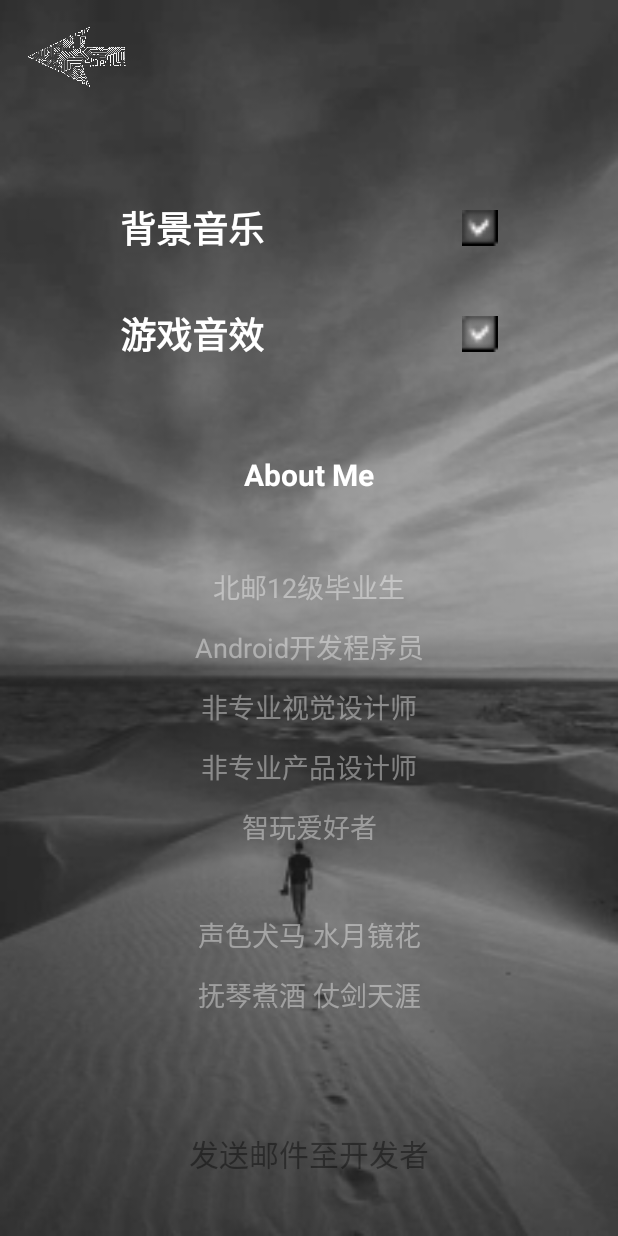
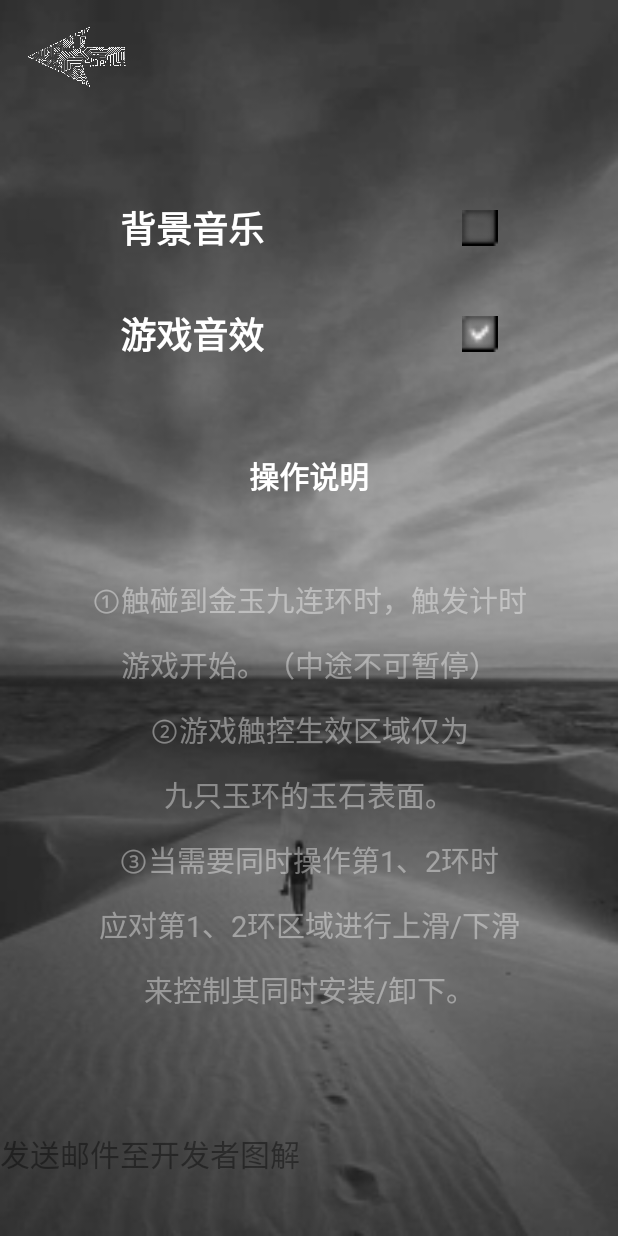
Before and after one commit to WinKawaks/Puzzle, an Android app: the SettingActivity screen opened directly, with no data from a screen before it, on a phone screen of 412 x 824 dp. Run offline under Robolectric (Android 15) with nearby library versions, the phone set to English and light mode, and no system bars; Roboto replaces fonts that are not available here; 2 statements that could not run were skipped.

Commit message:
文案添加。

```diff
--- a/app/build.gradle
+++ b/app/build.gradle
@@ -23,4 +23,5 @@ dependencies {
     compile fileTree(dir: 'libs', include: ['*.jar'])
     compile 'com.android.support:appcompat-v7:26.1.0'
     compile 'com.android.support.constraint:constraint-layout:1.0.2'
+    compile 'com.github.chrisbanes:PhotoView:2.1.3'
 }
--- a/app/src/main/AndroidManifest.xml
+++ b/app/src/main/AndroidManifest.xml
@@ -28,6 +28,9 @@
             android:screenOrientation="portrait" />
 
         <activity
+            android:name=".module.graph.GraphActivity"/>
+
+        <activity
             android:name=".module.game.GameActivity"
             android:screenOrientation="landscape" />
 
--- a/app/src/main/java/cn/xxx/winkawaks/puzzle/MainActivity.java
+++ b/app/src/main/java/cn/xxx/winkawaks/puzzle/MainActivity.java
@@ -19,7 +19,7 @@ public class MainActivity extends Activity {
         setContentView(R.layout.activity_main);
 
         SharedPreferences mSharedPreferences = getSharedPreferences("WinKawaks", Context.MODE_PRIVATE);
-        Boolean musicOn = mSharedPreferences.getBoolean("music", true);
+        Boolean musicOn = mSharedPreferences.getBoolean("music", false);
         if (musicOn) {
             Intent intent = new Intent(this, BGMService.class);
             startService(intent);
--- a/app/src/main/java/cn/xxx/winkawaks/puzzle/MyApplication.java
+++ b/app/src/main/java/cn/xxx/winkawaks/puzzle/MyApplication.java
@@ -34,7 +34,7 @@ public class MyApplication extends Application {
             public void onActivityResumed(Activity activity) {
                 activityFront++;
                 SharedPreferences mSharedPreferences = getSharedPreferences("WinKawaks", Context.MODE_PRIVATE);
-                Boolean musicOn = mSharedPreferences.getBoolean("music", true);
+                Boolean musicOn = mSharedPreferences.getBoolean("music", false);
                 if (activityFront > 0 && musicOn) {
                     Intent intent = new Intent(MyApplication.this, BGMService.class);
                     startService(intent);
--- a/app/src/main/java/cn/xxx/winkawaks/puzzle/module/setting/SettingActivity.java
+++ b/app/src/main/java/cn/xxx/winkawaks/puzzle/module/setting/SettingActivity.java
@@ -13,6 +13,7 @@ import android.widget.CompoundButton;
 import android.widget.TextView;
 import cn.xxx.winkawaks.puzzle.MyApplication;
 import cn.xxx.winkawaks.puzzle.R;
+import cn.xxx.winkawaks.puzzle.module.graph.GraphActivity;
 import cn.xxx.winkawaks.puzzle.module.sound.BGMService;
 import cn.xxx.winkawaks.puzzle.module.utils.LaunchEmailUtil;
 
@@ -26,6 +27,7 @@ public class SettingActivity extends Activity implements View.OnClickListener, C
     private CheckBox mCBMusic;
     private CheckBox mCBSound;
     private TextView mTVEmail;
+    private TextView mTVGraph;
     private Button mBtnBack;
 
     @Override
@@ -40,9 +42,10 @@ public class SettingActivity extends Activity implements View.OnClickListener, C
         mCBMusic = (CheckBox) findViewById(R.id.checkbox_music);
         mCBSound = (CheckBox) findViewById(R.id.checkbox_sound);
         mTVEmail = (TextView) findViewById(R.id.email);
+        mTVGraph = (TextView) findViewById(R.id.graph);
         mBtnBack = (Button) findViewById(R.id.btn_back);
         SharedPreferences mSharedPreferences = getSharedPreferences("WinKawaks", Context.MODE_PRIVATE);
-        Boolean musicOn = mSharedPreferences.getBoolean("music", true);
+        Boolean musicOn = mSharedPreferences.getBoolean("music", false);
         Boolean soundOn = mSharedPreferences.getBoolean("sound", true);
         mCBMusic.setChecked(musicOn);
         mCBSound.setChecked(soundOn);
@@ -50,6 +53,7 @@ public class SettingActivity extends Activity implements View.OnClickListener, C
 
     private void initListener() {
         mTVEmail.setOnClickListener(this);
+        mTVGraph.setOnClickListener(this);
         mBtnBack.setOnClickListener(this);
         mCBMusic.setOnCheckedChangeListener(this);
         mCBSound.setOnCheckedChangeListener(this);
@@ -60,6 +64,9 @@ public class SettingActivity extends Activity implements View.OnClickListener, C
         switch (v.getId()) {
             case R.id.email:
                 sendEmails();
+                break;
+            case R.id.graph:
+                startActivity(new Intent(this, GraphActivity.class));
                 break;
             case R.id.btn_back:
                 this.finish();
--- a/app/src/main/res/layout/activity_game.xml
+++ b/app/src/main/res/layout/activity_game.xml
@@ -2,6 +2,7 @@
 <android.support.constraint.ConstraintLayout xmlns:android="http://schemas.android.com/apk/res/android"
                                              xmlns:app="http://schemas.android.com/apk/res-auto"
                                              android:id="@+id/bg_game"
+                                             android:keepScreenOn="true"
                                              android:background="@mipmap/bg_game"
                                              android:layout_width="match_parent"
                                              android:layout_height="match_parent">
--- a/app/src/main/res/layout/activity_setting.xml
+++ b/app/src/main/res/layout/activity_setting.xml
@@ -96,7 +96,7 @@
         android:layout_height="wrap_content"
         android:text="@string/introduction"
         android:textColor="#66FFFFFF"
-        android:textSize="18dp"
+        android:textSize="19dp"
         android:lineSpacingMultiplier="1.5"
         android:gravity="center_horizontal"
         app:layout_constraintBottom_toBottomOf="parent"
@@ -114,8 +114,22 @@
         android:layout_height="wrap_content"
         app:layout_constraintBottom_toBottomOf="parent"
         app:layout_constraintLeft_toLeftOf="parent"
+        app:layout_constraintTop_toTopOf="parent"
+        app:layout_constraintVertical_bias="0.95"
+        app:layout_constraintEnd_toStartOf="@+id/graph"
+        android:layout_marginEnd="8dp"/>
+
+    <TextView
+        android:id="@+id/graph"
+        android:textColor="#66000000"
+        android:textSize="20dp"
+        android:text="@string/graph"
+        android:layout_width="wrap_content"
+        android:layout_height="wrap_content"
+        app:layout_constraintStart_toEndOf="@id/email"
+        app:layout_constraintBottom_toBottomOf="parent"
         app:layout_constraintRight_toRightOf="parent"
         app:layout_constraintTop_toTopOf="parent"
-        app:layout_constraintVertical_bias="0.95" />
+        app:layout_constraintVertical_bias="0.95"/>
 
 </android.support.constraint.ConstraintLayout>
--- a/app/src/main/res/values/strings.xml
+++ b/app/src/main/res/values/strings.xml
@@ -6,9 +6,10 @@
     <string name="setting">设置</string>
     <string name="record">记录</string>
     <string name="sound">游戏音效</string>
-    <string name="about_me">About Me</string>
-    <string name="introduction">北邮12级毕业生\nAndroid开发程序员\n非专业视觉设计师\n非专业产品设计师\n智玩爱好者\n\n声色犬马  水月镜花\n抚琴煮酒  仗剑天涯</string>
+    <string name="about_me">操作说明</string>
+    <string name="introduction">①触碰到金玉九连环时，触发计时\n游戏开始。（中途不可暂停）\n②游戏触控生效区域仅为\n九只玉环的玉石表面。\n③当需要同时操作第1、2环时\n应对第1、2环区域进行上滑/下滑\n来控制其同时安装/卸下。</string>
     <string name="email">发送邮件至开发者</string>
+    <string name="graph">图解</string>
     <string name="mail_support_feedback_to">547137393@qq.com</string>
     <string name="mail_support_feedback_subject">I\'ve something to tell you.</string>
     <string name="go_back">返回主菜单</string>
@@ -19,21 +20,20 @@
     <string name="confirm">确定</string>
     <string name="default_time">88:88.88</string>
     <string name="default_step">888</string>
-    <string name="time_title">破解用时为</string>
-    <string name="step_title">步数为</string>
     <string name="time_record">用时：</string>
     <string name="step_record">步数：</string>
     <string name="no_record">暂无任何记录</string>
     <string name="record_top_10">破解记录</string>
     <string name="challenge_success">挑战成功</string>
     <string name="challenge_failure">玉碎</string>
-    <string name="level_gold">【一贱封神】</string>
+    <string name="level_gold">【一键封神】</string>
     <string name="level_orange">【地表最强】</string>
     <string name="level_green">【老司机范】</string>
     <string name="level_purple">【霸气侧漏】</string>
     <string name="level_blue">【速解高手】</string>
     <string name="level_white">【老子不服】</string>
     <string name="level_grey">【新手上路】</string>
+    <string name="introduce">程序开发：文末\n九连环交流QQ群：386 552 50\n九连环  百度贴吧</string>
     <string name="story">相传在距今2000多年前的秦朝\n秦始皇嬴政在预先为自己所修建的帝陵中\n埋藏了一柄由能工巧匠精心打造的金玉九连环\n用其锁住一箱秦始皇最为看重的宝物\n而当猎奇者一旦触碰到这柄金玉九连环\n只有在5分钟内完成破解 方可取出箱中宝物\n否则帝陵中的相关机括将在5分钟后被触发\n届时玉碎人亡
     </string>
 </resources>
--- a/build.gradle
+++ b/build.gradle
@@ -25,6 +25,7 @@ allprojects {
             url 'https://maven.google.com/'
             name 'Google'
         }
+        maven { url "https://jitpack.io" }
     }
 }
 
```
Also changed, not shown: app/src/main/java/cn/xxx/winkawaks/puzzle/module/game/GameActivity.java (+4 -3 lines), app/src/main/java/cn/xxx/winkawaks/puzzle/module/graph/GraphActivity.java (added, +26 -0 lines), app/src/main/java/cn/xxx/winkawaks/puzzle/module/menu/MenuActivity.java (+19 -10 lines), app/src/main/res/layout/activity_graph.xml (added, +11 -0 lines), app/src/main/res/layout/activity_menu.xml (+13 -0 lines), 1 other file.
